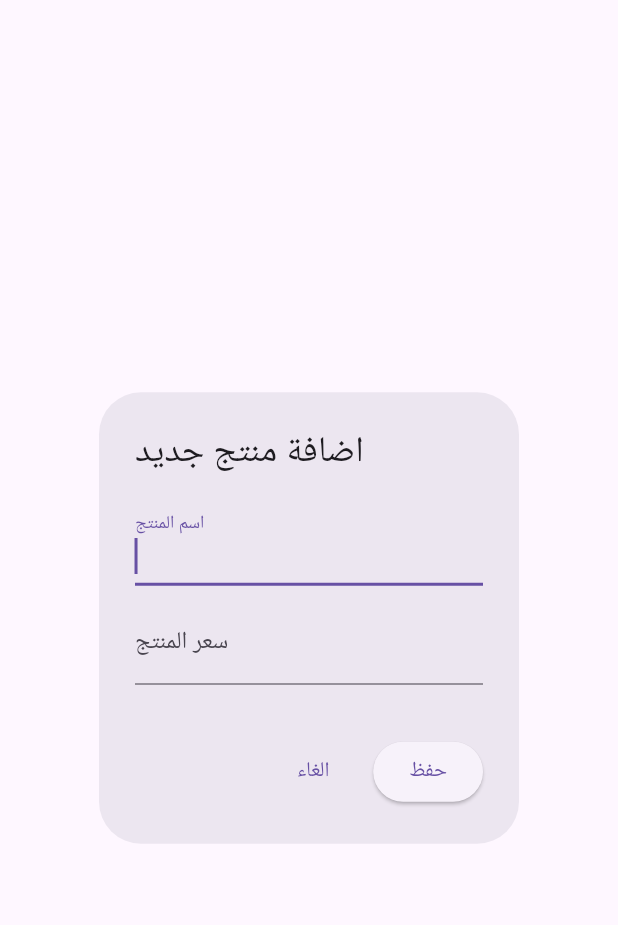
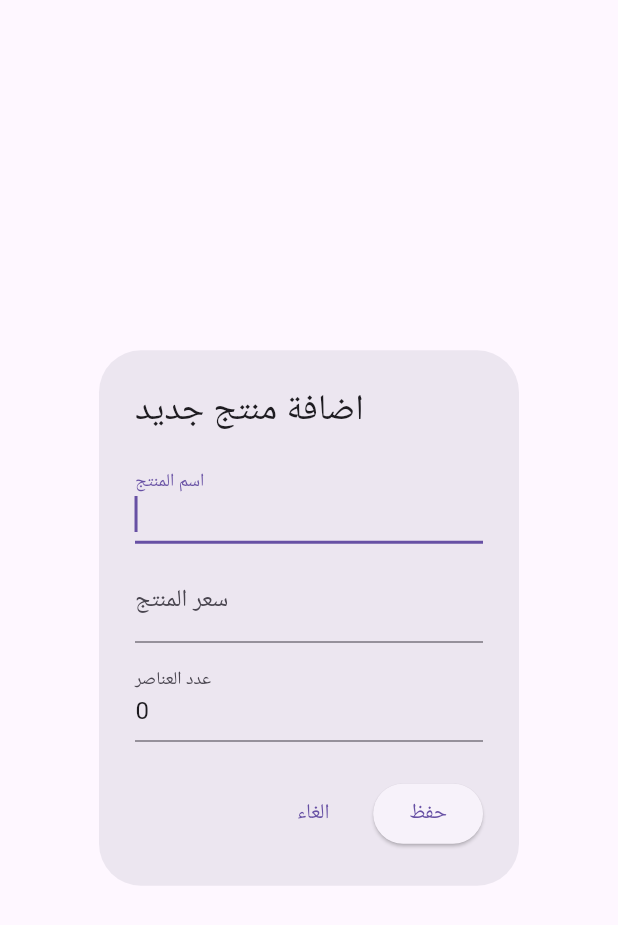
Before and after one commit to zeyad-nour/cashier-z, a Flutter app: the AddOrUpdateProductDialog widget shown alone on an empty page, opened directly with empty values, on a phone screen of 412 x 824 dp. Shown: the top 925 px of the screen. Run offline on Flutter 3.47's test engine with Material 3 defaults, Android fonts, the phone set to English and light mode, and no system bars; our stand-ins replace bloc, flutter_bloc, hive, hive_flutter, pdf, printing; accounts and stored records are empty.

Commit message:
Implement complete sale functionality and update product quantity management

```diff
--- a/lib/feature/mange_products_mode/data/local/hive_helper.dart
+++ b/lib/feature/mange_products_mode/data/local/hive_helper.dart
@@ -2,7 +2,7 @@ import 'package:hive/hive.dart';
 import '../models/product_model.dart';
 
 class HiveHelper {
-  static const String boxName = "products_box";
+  static const String boxName = "products_box_2";
 
   static Box<ProductModel> getBox() {
     return Hive.box<ProductModel>(boxName);
@@ -19,7 +19,22 @@ class HiveHelper {
   static ProductModel? getByBarcode(String barcode) {
     return getBox().get(barcode);
   }
+static void decreaseQuantity({
+  required String barcode,
+  required int soldQuantity,
+}) {
+  final product = getByBarcode(barcode);
 
+  if (product == null) return;
+
+  product.quantity -= soldQuantity;
+
+  if (product.quantity < 0) {
+    product.quantity = 0;
+  }
+
+  product.save();
+}
   static void clear() {
     getBox().clear();
   }
--- a/lib/feature/mange_products_mode/presentation/view/widgets/add_or_update_product_dialog_widget.dart
+++ b/lib/feature/mange_products_mode/presentation/view/widgets/add_or_update_product_dialog_widget.dart
@@ -7,14 +7,14 @@ class AddOrUpdateProductDialog extends StatefulWidget {
   final double? price;
   final bool isUpdate;
   final Function(String name, double price, int quantity) onSubmit;
-
+final int quantity;
   const AddOrUpdateProductDialog({
     super.key,
     required this.barcode,
     this.name,
     this.price,
     required this.isUpdate,
-    required this.onSubmit,
+    required this.onSubmit,required this.quantity,
   });
 
   @override
@@ -34,6 +34,7 @@ class _AddOrUpdateProductDialogState extends State<AddOrUpdateProductDialog> {
     priceController = TextEditingController(
       text: widget.price?.toString() ?? "",
     );
+    quantityController = TextEditingController(text: widget.quantity?.toString() ?? "0");
   }
 
   @override
@@ -59,11 +60,11 @@ class _AddOrUpdateProductDialogState extends State<AddOrUpdateProductDialog> {
           ),
           const SizedBox(height: 10),
           //Number Of Iteams Field
-          // TextField(
-          //   controller: numberOfIteamsController,
-          //   keyboardType: TextInputType.number,
-          //   decoration: const InputDecoration(labelText: numberOfItweam),
-          // ),
+          TextField(
+            controller: quantityController,
+            keyboardType: TextInputType.number,
+            decoration: const InputDecoration(labelText: numberOfItweam),
+          ),
         ],
       ),
       actions: [
--- a/lib/feature/mange_products_mode/presentation/view/widgets/mange_products_mode_body.dart
+++ b/lib/feature/mange_products_mode/presentation/view/widgets/mange_products_mode_body.dart
@@ -1,3 +1,4 @@
+import 'package:cashier_z/core/utils/app_strings.dart';
 import 'package:cashier_z/core/widgets/scan_widget.dart';
 import 'package:cashier_z/feature/mange_products_mode/presentation/state_mangement/cubit/mange_products_cubit.dart';
 import 'package:cashier_z/feature/mange_products_mode/presentation/view/widgets/ProductsGridView.dart';
@@ -17,6 +18,7 @@ class MangeProductsModeBody extends StatelessWidget {
           showDialog(
             context: context,
             builder: (_) => AddOrUpdateProductDialog(
+             quantity: 0,
               barcode: state.barcode,
               isUpdate: false,
               onSubmit: (name, price, quantity) {
@@ -35,6 +37,7 @@ class MangeProductsModeBody extends StatelessWidget {
           showDialog(
             context: context,
             builder: (_) => AddOrUpdateProductDialog(
+              quantity: state.product.quantity,
               barcode: state.product.barcode,
               name: state.product.name,
               price: state.product.price,
```
Also changed, not shown: lib/feature/cashire_mode/presentation/state_mangement/cubit/receipt_cubit.dart (+12 -0 lines), lib/main.dart (+4 -4 lines).
